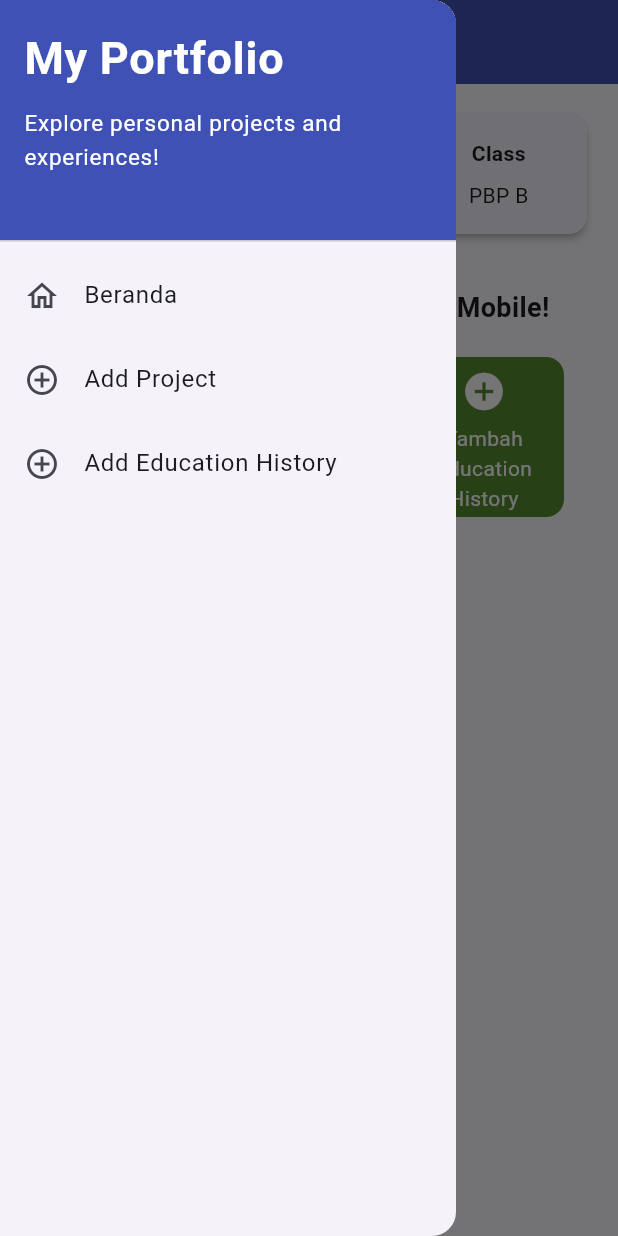
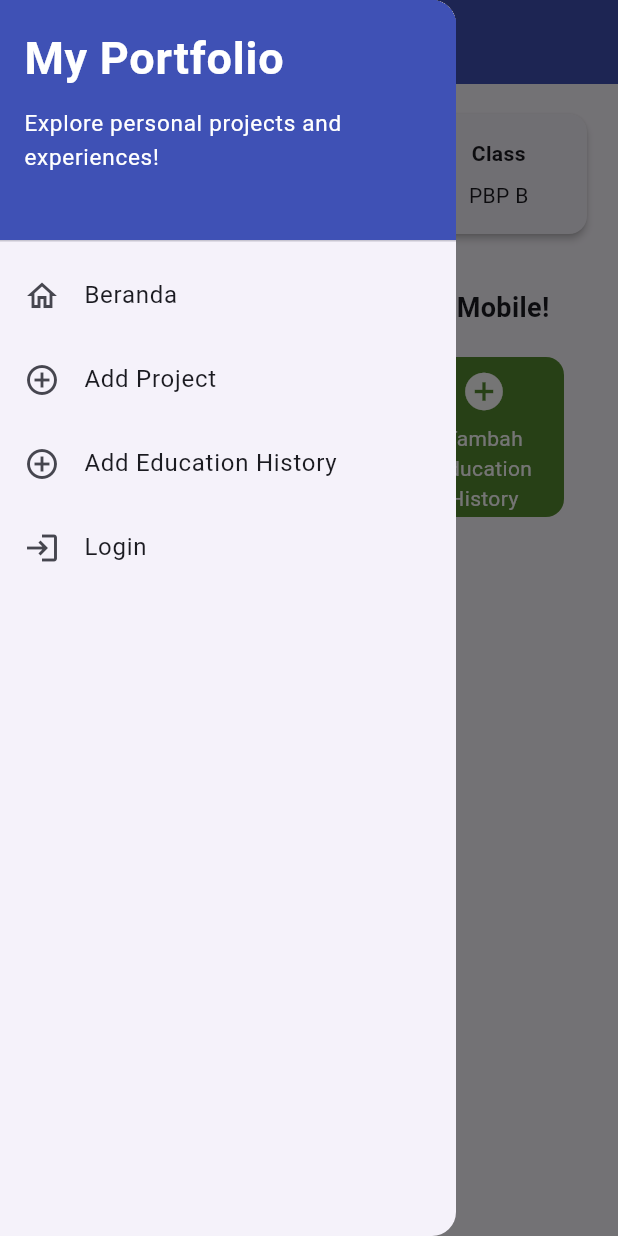
Before and after one commit to ilmanzidnicom/myportofolio_mobile, a Flutter app: the screen it shows after launch, with the side drawer open, on a phone screen of 412 x 824 dp. Run offline on Flutter 3.47's test engine with Material 3 defaults, Android fonts, the phone set to English and light mode, and no system bars; our stand-ins replace material_ui; generated files the repository leaves out were written again.

Commit message:
feat: Melindungi Aksi di LeftDrawer, ItemCard pada Tambah Projek

```diff
--- a/lib/widgets/left_drawer.dart
+++ b/lib/widgets/left_drawer.dart
@@ -1,17 +1,23 @@
 import 'package:material_ui/material_ui.dart';
+import 'package:provider/provider.dart';
 import 'package:myportofolio_mobile/screens/menu.dart';
 import 'package:myportofolio_mobile/screens/project_form.dart';
 import 'package:myportofolio_mobile/screens/education_history_form.dart';
+import 'package:myportofolio_mobile/screens/login_screen.dart';
+import 'package:myportofolio_mobile/services/auth_state.dart';
+import 'package:myportofolio_mobile/widgets/auth_guard.dart';
 
 class DrawerItem {
   final String title;
   final IconData icon;
   final Widget page;
+  final bool requiresAuth;
 
   const DrawerItem({
     required this.title,
     required this.icon,
     required this.page,
+    this.requiresAuth = false,
   });
 }
 
@@ -28,6 +34,7 @@ class LeftDrawer extends StatelessWidget {
       title: 'Add Project',
       icon: Icons.add_circle_outline,
       page: ProjectFormPage(),
+      requiresAuth: true,
     ),
     DrawerItem(
       title: 'Add Education History',
@@ -38,6 +45,8 @@ class LeftDrawer extends StatelessWidget {
 
   @override
   Widget build(BuildContext context) {
+    final isLoggedIn = context.watch<AuthState>().isLoggedIn;
+
     return Drawer(
       child: ListView(
         children: [
@@ -73,7 +82,12 @@ class LeftDrawer extends StatelessWidget {
             return ListTile(
               leading: Icon(item.icon),
               title: Text(item.title),
-              onTap: () {
+              onTap: () async {
+                if (item.requiresAuth) {
+                  final loggedIn = await ensureLoggedIn(context);
+                  if (!loggedIn || !context.mounted) return;
+                }
+
                 Navigator.pushReplacement(
                   context,
                   MaterialPageRoute(builder: (_) => item.page),
@@ -82,6 +96,30 @@ class LeftDrawer extends StatelessWidget {
             );
           }),
 
+          if (!isLoggedIn)
+            ListTile(
+              leading: const Icon(Icons.login),
+              title: const Text('Login'),
+              onTap: () {
+                Navigator.push(
+                  context,
+                  MaterialPageRoute(
+                    builder: (_) => const LoginScreen(),
+                  ),
+                );
+              },
+            )
+          else
+            ListTile(
+              leading: const Icon(Icons.logout),
+              title: const Text('Logout'),
+              onTap: () async {
+                await context.read<AuthState>().logout();
+                if (!context.mounted) return;
+                Navigator.pop(context);
+              },
+            ),
+
         ],
       ),
     );
--- a/lib/widgets/project_card.dart
+++ b/lib/widgets/project_card.dart
@@ -2,6 +2,7 @@ import 'package:material_ui/material_ui.dart';
 import 'package:myportofolio_mobile/screens/menu.dart';
 import 'package:myportofolio_mobile/screens/project_form.dart';
 import 'package:myportofolio_mobile/screens/education_history_form.dart';
+import 'package:myportofolio_mobile/widgets/auth_guard.dart';
 
 class ItemCard extends StatelessWidget {
   final ItemHomepage item;
@@ -16,7 +17,7 @@ class ItemCard extends StatelessWidget {
       borderRadius: BorderRadius.circular(12),
       child: InkWell(
         // Aksi ketika kartu ditekan oleh pengguna.
-        onTap: () {
+        onTap: () async {
           // Menampilkan SnackBar dengan pesan interaktif.
           ScaffoldMessenger.of(context)
             ..hideCurrentSnackBar()
@@ -26,6 +27,9 @@ class ItemCard extends StatelessWidget {
 
           // Navigate ke halaman yang sesuai
           if (item.name == "Tambah Proyek") {
+            final loggedIn = await ensureLoggedIn(context);
+            if (!loggedIn || !context.mounted) return;
+
             Navigator.push(
               context,
               MaterialPageRoute(
```
